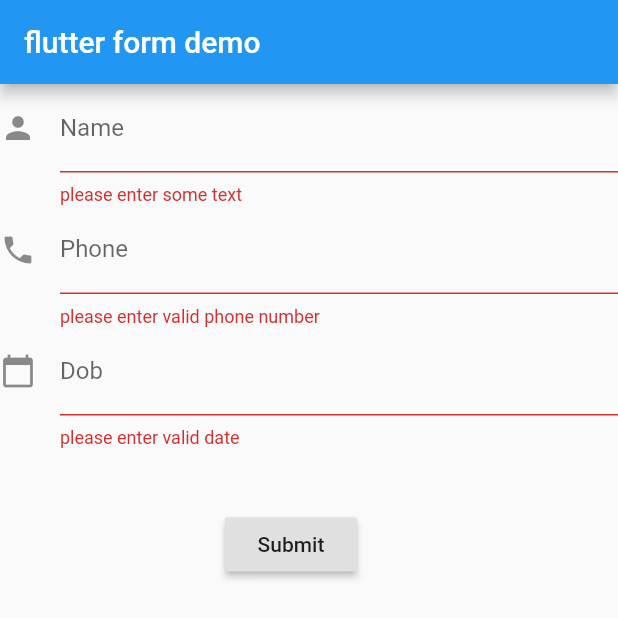
After one commit to Sabekur-reza17/simple_listcodelab, a Flutter app: the screen it shows after launch, after a tap on "Submit", on a phone screen of 412 x 824 dp. The commit adds this screen. Shown: the top 618 px of the screen. Run offline on Flutter 3.47's test engine with Material 2 defaults, Android fonts, the phone set to English and light mode, and no system bars.

Commit message:
form practice done

```diff
--- /dev/null
+++ b/lib/froms/testfrom.dart
@@ -0,0 +1,94 @@
+import 'package:flutter/material.dart';
+class MyCustomFromApp extends StatelessWidget{
+  @override
+  Widget build(BuildContext context) {
+    final appTitle='flutter form demo';
+    return MaterialApp(
+      title: appTitle,
+      home: Scaffold(
+        appBar: AppBar(
+          title: Text(appTitle),
+        ),
+        body: MyCustomFrom(),
+      ),
+
+    );
+    // TODO: implement build
+    throw UnimplementedError();
+  }
+
+}
+
+class MyCustomFrom extends StatefulWidget {
+  @override
+  MyCustomFromState createState(){
+    return MyCustomFromState();
+  }
+}
+class MyCustomFromState extends State<MyCustomFrom>{
+  final _formkey=GlobalKey<FormState>();
+
+  @override
+  Widget build(BuildContext context) {
+    // TODO: implement build
+    return Form(
+      key: _formkey,
+      child: Column(
+        crossAxisAlignment: CrossAxisAlignment.start,
+        children: <Widget>[
+          TextFormField(
+            decoration: const InputDecoration(
+              icon: const Icon(Icons.person),
+              hintText: 'Enter your name',
+              labelText: 'Name',
+
+            ),
+            validator: (value){
+              if(value.isEmpty){
+                return 'please enter some text';
+              }
+              return null;
+            },
+          ),
+          TextFormField(
+            decoration: const InputDecoration(
+              icon: const Icon(Icons.phone),
+              hintText: 'Enter phone number',
+              labelText: 'Phone',
+            ),
+            validator: (value){
+              if(value.isEmpty){
+                return 'please enter valid phone number';
+              }
+              return null;
+            },
+          ),
+          TextFormField(
+            decoration: const InputDecoration(
+              icon: const Icon(Icons.calendar_today),
+              hintText: 'Enter your date of birth',
+              labelText: 'Dob',
+            ),
+            validator: (value){
+              if(value.isEmpty){
+                return 'please enter valid date';
+              }
+              return null;
+            },
+          ),
+          new Container(
+            padding: const EdgeInsets.only(left: 150.0,top:40.0),
+            child: new RaisedButton(
+              child: const Text('Submit'),
+                onPressed:(){
+                if(_formkey.currentState.validate()){
+                  Scaffold.of(context)
+                      .showSnackBar(SnackBar(content: Text('Data is processing')));
+                }
+                })),
+        ],
+      ),
+    );
+    throw UnimplementedError();
+  }
+}
--- /dev/null
+++ b/lib/lists/gridlist.dart
@@ -0,0 +1,66 @@
+import 'package:flutter/material.dart';
+class MyGridList extends StatelessWidget{
+  @override
+  Widget build(BuildContext context) {
+    // TODO: implement build
+    final appTitle="flutter grid list demo";
+    return MaterialApp(
+      title: appTitle,
+      home: Scaffold(appBar: AppBar(
+        title: Text(appTitle),
+      ),
+        body: GridView.count(crossAxisCount: 3,
+        children:List.generate(choices.length, (index) {
+          return Center(
+            child: SelectedCard(choice:choices[index]),
+          );
+        })),
+      ),
+    );
+    throw UnimplementedError();
+  }
+
+}
+class Choice{
+  const Choice({this.title, this.icon});
+  final String title;
+  final IconData icon;
+
+
+}
+const List<Choice> choices=const<Choice>[
+  const Choice(title:'home', icon:Icons.home),
+  const Choice(title: 'Contact', icon: Icons.contacts),
+  const Choice(title: 'Map', icon: Icons.map),
+  const Choice(title: 'Phone', icon: Icons.phone),
+  const Choice(title: 'Camera', icon: Icons.camera_alt),
+  const Choice(title: 'Setting', icon: Icons.settings),
+  const Choice(title: 'Album', icon: Icons.photo_album),
+  const Choice(title: 'WiFi', icon: Icons.wifi),
+  const Choice(title: 'GPS', icon: Icons.gps_fixed),
+
+];
+class SelectedCard extends StatelessWidget{
+  final Choice choice;
+
+  const SelectedCard({Key key, this.choice}) : super(key: key);
+  @override
+  Widget build(BuildContext context) {
+    final TextStyle textStyle=Theme.of(context).textTheme.display1;
+    return Card(
+      color: Colors.lightGreenAccent,
+      child: Center(child: Column(
+        mainAxisSize: MainAxisSize.min,
+        crossAxisAlignment: CrossAxisAlignment.center,
+        children: <Widget>[
+          Expanded(child: Icon(choice.icon,size: 50.0,color: textStyle.color)),
+          Text(choice.title,style: textStyle),
+        ],
+      ),
+      ),
+    );
+    // TODO: implement build
+    throw UnimplementedError();
+  }
+
+}
--- /dev/null
+++ b/lib/lists/longlist.dart
@@ -0,0 +1,30 @@
+import 'package:flutter/material.dart';
+class MyLonglists extends StatelessWidget{
+  final List<String> products;
+
+  const MyLonglists({Key key, this.products}) : super(key: key);
+
+  @override
+  Widget build(BuildContext context) {
+    // TODO: implement build
+    final appTitle="Flutter long list demo";
+    return MaterialApp(
+      title: appTitle,
+      home: Scaffold(
+        appBar: AppBar(
+          title: Text(appTitle),
+        ),
+        body: ListView.builder(
+          itemCount: products.length,
+            itemBuilder: (context,index){
+            return ListTile(
+              title: Text('${products[index]}'),
+            );
+            },
+      ),
+      ),
+    );
+    throw UnimplementedError();
+  }
+
+}
--- a/lib/main.dart
+++ b/lib/main.dart
@@ -1,3 +1,10 @@
 import 'package:flutter/material.dart';
 import 'test.dart';
-void main() => runApp(MyApp());
+import 'lists/longlist.dart';
+import 'lists/gridlist.dart';
+import 'lists/HorizontalList.dart';
+import 'froms/testfrom.dart';
+/*void main() => runApp(MyLonglists(
+  products: List<String>.generate(500, (i) => "Product List: $i"),
+));*/
+void main() {runApp(MyCustomFromApp());}
--- a/lib/test.dart
+++ b/lib/test.dart
@@ -40,7 +40,7 @@ class MyApp extends StatelessWidget {
             ),
             ListTile(
               leading: Icon(Icons.ac_unit),
-              title: Text("basic list"),
+              title: Text("basic list test"),
 
             ),
           ],
```
Also changed, not shown: lib/lists/HorizontalList.dart (added, +88 -0 lines).
